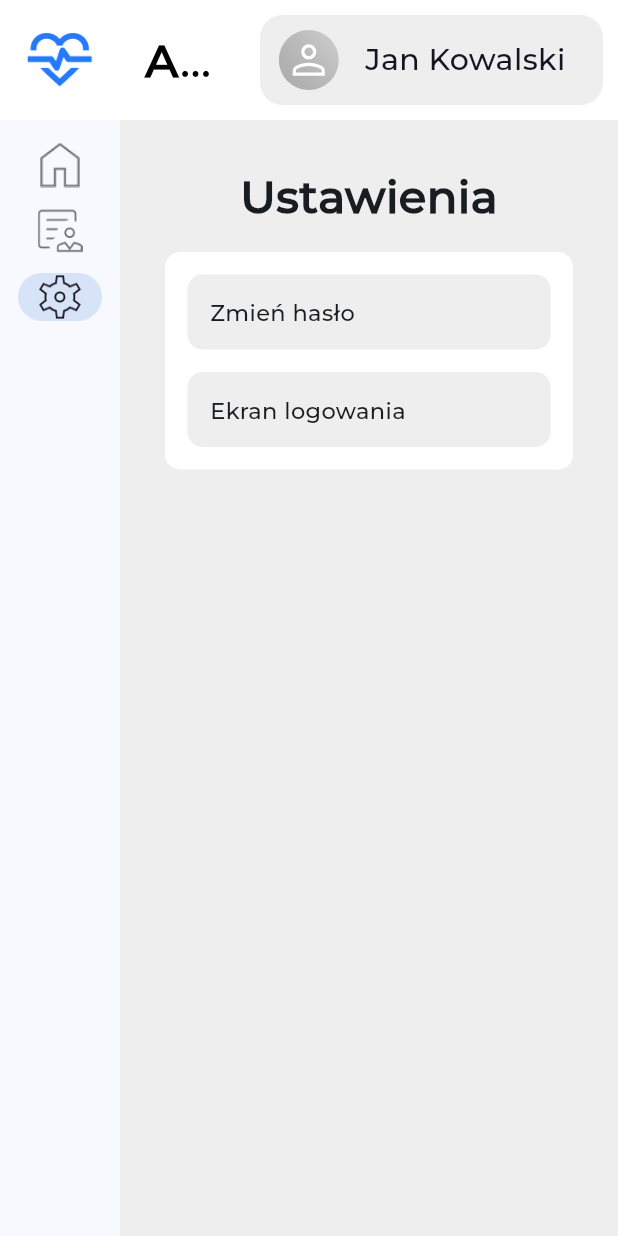
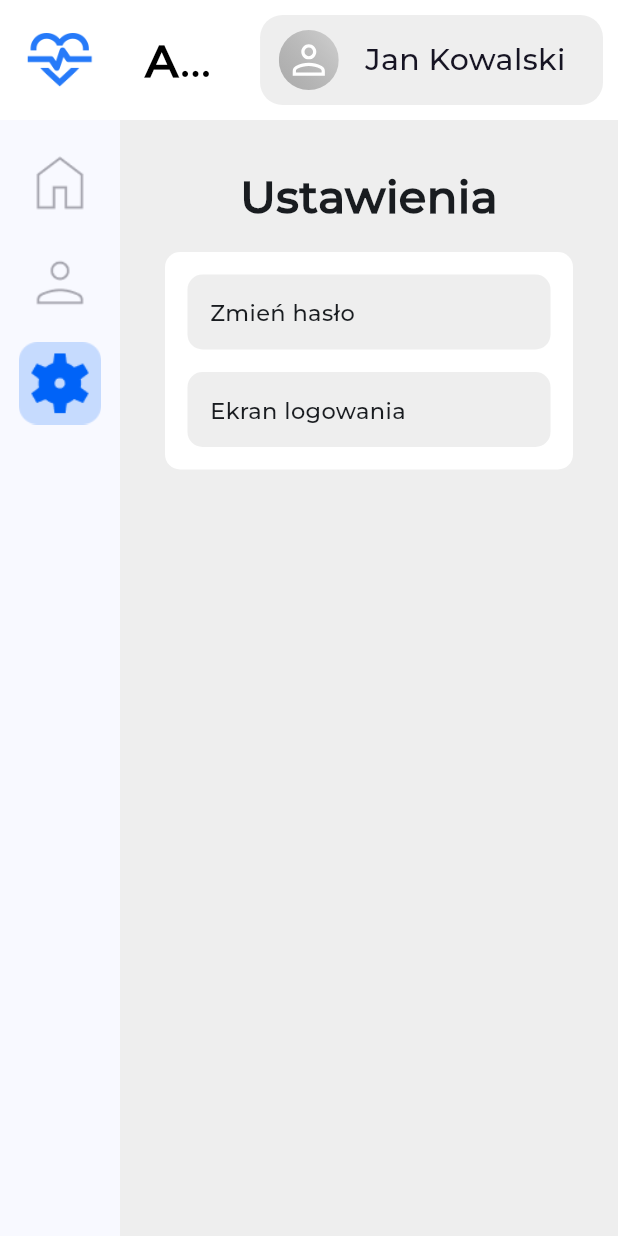
Before and after one commit to jaknie10/AsystentDiagnozy, a Flutter app: the screen it shows after launch, after a tap on "Profil", after a tap on "Ustawienia", on a phone screen of 412 x 824 dp. Run offline on Flutter 3.47's test engine with Material 2 defaults, Android fonts, the phone set to English and light mode, and no system bars; our stand-ins replace flutter_svg, sqflite_common_ffi; accounts and stored records are empty; project files that could hold a hidden picture were left out.

Commit message:
Zmiany w UI - pasek boczny

```diff
--- a/asystent_diagnozy/lib/layout.dart
+++ b/asystent_diagnozy/lib/layout.dart
@@ -121,6 +121,7 @@ class _LayoutState extends State<Layout> {
         children: [
           NavigationRail(
             selectedIndex: _selectedIndex,
+            useIndicator: false,
             // labelType: NavigationRailLabelType.all,
             onDestinationSelected: (int index) {
               setState(() {
@@ -130,40 +131,40 @@ class _LayoutState extends State<Layout> {
             destinations: const <NavigationRailDestination>[
               NavigationRailDestination(
                 icon: ImageIcon(
-                  AssetImage('assets/home.png'),
-                  size: 30,
-                  color: Color.fromRGBO(22, 20, 35, 60),
+                  AssetImage('assets/home2.png'),
+                  size: 55,
+                  color: Color.fromRGBO(22, 20, 35, 0.6),
                 ),
                 selectedIcon: ImageIcon(
-                  AssetImage('assets/home_focused.png'),
-                  size: 30,
-                  color: Color.fromRGBO(22, 20, 35, 60),
+                  AssetImage('assets/home_focused2.png'),
+                  size: 55,
+                  color: Color.fromRGBO(0, 99, 248, 1),
                 ),
                 label: Text('Pacjenci'),
               ),
               NavigationRailDestination(
                 icon: ImageIcon(
-                  AssetImage('assets/profile.png'),
-                  size: 30,
-                  color: Color.fromRGBO(22, 20, 35, 60),
+                  AssetImage('assets/profile2.png'),
+                  size: 55,
+                  color: Color.fromRGBO(22, 20, 35, 0.6),
                 ),
                 selectedIcon: ImageIcon(
-                  AssetImage('assets/profile_focused.png'),
-                  size: 30,
-                  color: Color.fromRGBO(22, 20, 35, 60),
+                  AssetImage('assets/profile_focused2.png'),
+                  size: 55,
+                  color: Color.fromRGBO(0, 99, 248, 1),
                 ),
                 label: Text('Profil'),
               ),
               NavigationRailDestination(
                 icon: ImageIcon(
-                  AssetImage('assets/settings.png'),
-                  size: 30,
-                  color: Color.fromRGBO(22, 20, 35, 60),
+                  AssetImage('assets/settings2.png'),
+                  size: 55,
+                  color: Color.fromRGBO(22, 20, 35, 0.6),
                 ),
                 selectedIcon: ImageIcon(
-                  AssetImage('assets/settings_focused.png'),
-                  size: 30,
-                  color: Color.fromRGBO(22, 20, 35, 60),
+                  AssetImage('assets/settings_focused2.png'),
+                  size: 55,
+                  color: Color.fromRGBO(0, 99, 248, 1),
                 ),
                 label: Text('Ustawienia'),
               ),
```
Also changed, not shown: asystent_diagnozy/assets/home2.png (added), asystent_diagnozy/assets/home_focused2.png (added), asystent_diagnozy/assets/profile2.png (added), asystent_diagnozy/assets/profile_focused2.png (added), asystent_diagnozy/assets/settings2.png (added), asystent_diagnozy/assets/settings_focused2.png (added).
